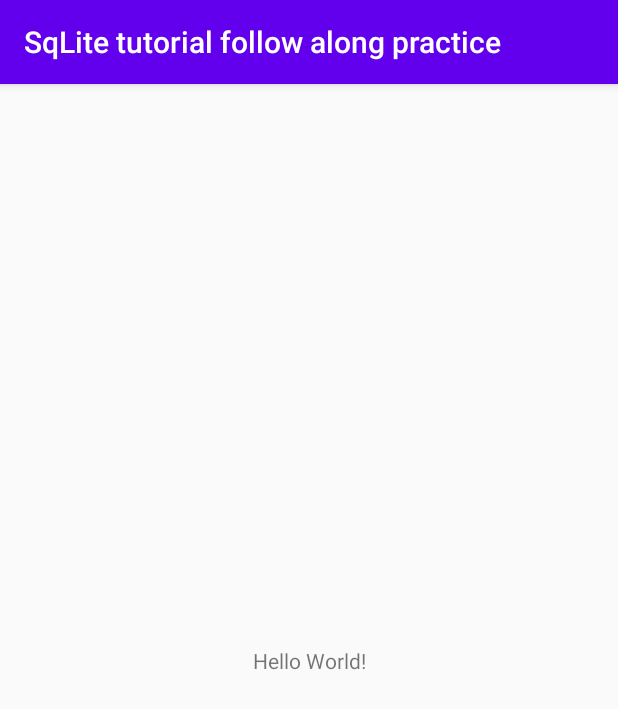
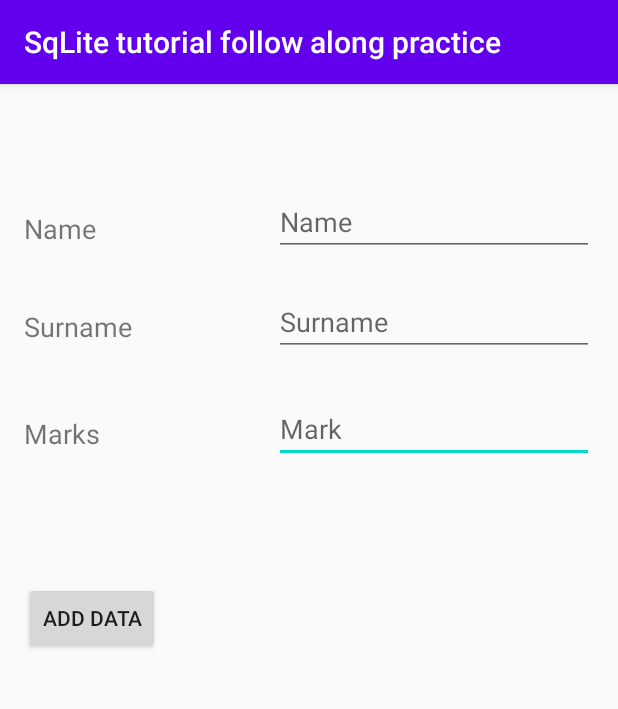
Before and after one commit to BaldeepDhaliwal/Android-sqlLite-tutorial-practice, an Android app: the screen it shows after launch (MainActivity), on a phone screen of 412 x 824 dp. Shown: the top 709 px of the screen. Run offline under Robolectric (Android 15) with nearby library versions, the phone set to English and light mode, and no system bars.

Commit message:
covered Inserting values into SQLite db

```diff
--- a/Desktop/cs/app/src/main/java/com/example/sqlitetutorialfollowalongpractice/DatabaseHelper.java
+++ b/Desktop/cs/app/src/main/java/com/example/sqlitetutorialfollowalongpractice/DatabaseHelper.java
@@ -1,35 +1,17 @@
 package com.example.sqlitetutorialfollowalongpractice;
 
+import android.content.ContentValues;
 import android.content.Context;
 import android.database.sqlite.SQLiteDatabase;
 import android.database.sqlite.SQLiteOpenHelper;
 
 import androidx.annotation.Nullable;
 
-
-///////////////Notes////////////////////////////
-
-//SQLiteOpenHelper is used to handle SQLite
-
-
-//db format
-//Table Name: Student.db
 //Fields: ID(pk), Name, Surname, Marks
 
-
-
-//////////////////////////////////////////////////
-
-//sqlLite db name not case sensetive.
 public class DatabaseHelper extends SQLiteOpenHelper {
-    //placeholder to hold db name
     public static final String DATABASE_NAME = " Student.db";
-    //place holder to hold table name
     public static final String TABLE_NAME = "Student_table";
-    //create placeholders to hold Column Names
-    /*
-    ie ID, Name, Surname, Marks
-    */
     public static final String COL_1 = "ID";
     public static final String COL_2 = "Name";
     public static final String COL_3 = "Surname";
@@ -38,21 +20,31 @@ public class DatabaseHelper extends SQLiteOpenHelper {
     //create db
     public DatabaseHelper(@Nullable Context context) {
         super(context, DatabaseHelper.DATABASE_NAME, null, 1);
-
     }
 
-    //Create tables
+    //Create table
     @Override
     public void onCreate(SQLiteDatabase sqLiteDatabase) {
-        //NOTE: SQLITE data types: NULL, INTEGER, REAL (FLOAT), TEXT, BLOB
-
-
-        //execute sql CREATE TABLE query
+        //execute sql query
         sqLiteDatabase.execSQL("CREATE TABLE " + DatabaseHelper.TABLE_NAME + " (ID INTEGER PRIMARY KEY AUTOINCREMENT, Name TEXT, Surname TEXT, Marks TEXT)");
     }
 
+    //
     @Override
     public void onUpgrade(SQLiteDatabase sqLiteDatabase, int i, int i1) {
+        sqLiteDatabase.execSQL("DROP TABLE IF EXISTS "+DatabaseHelper.TABLE_NAME);
+        onCreate(sqLiteDatabase);
+    }
 
+    //insert data into table
+    public boolean insertData(String name, String surname, String mark){
+        SQLiteDatabase db = this.getWritableDatabase();
+        ContentValues contentValues = new ContentValues();
+        contentValues.put("Name", name);
+        contentValues.put("Surname",surname);
+        contentValues.put("Marks",mark);
+        //db.execSQL("INSERT INTO "+ DatabaseHelper.TABLE_NAME+" (Name,Surname,Marks) VALUES ("+name+","+surname+","+mark+")");
+        long ret = db.insert(DatabaseHelper.TABLE_NAME, null, contentValues);
+        return ret != -1;
     }
 }
--- a/Desktop/cs/app/src/main/java/com/example/sqlitetutorialfollowalongpractice/MainActivity.java
+++ b/Desktop/cs/app/src/main/java/com/example/sqlitetutorialfollowalongpractice/MainActivity.java
@@ -2,14 +2,49 @@ package com.example.sqlitetutorialfollowalongpractice;
 
 import androidx.appcompat.app.AppCompatActivity;
 
+import android.database.sqlite.SQLiteDatabase;
 import android.os.Bundle;
+import android.view.View;
+import android.widget.Button;
+import android.widget.EditText;
+import android.widget.Toast;
 
 public class MainActivity extends AppCompatActivity {
-
+    DatabaseHelper db;
+    EditText name;
+    EditText surName;
+    EditText mark;
+    Button button;
     @Override
     protected void onCreate(Bundle savedInstanceState) {
         super.onCreate(savedInstanceState);
         setContentView(R.layout.activity_main);
+
+        // Create db
+        db = new DatabaseHelper(this);
+
+        //Make widgets
+        button = (Button) findViewById(R.id.addDataButton);
+        name = (EditText) findViewById(R.id.nameEditText);
+        surName = (EditText) findViewById(R.id.surnameEditText);
+        mark = (EditText) findViewById(R.id.marksEditBox);
+
+        //when button clicked get text values from editTexts and insert data into db.
+        button.setOnClickListener(new View.OnClickListener() {
+            @Override
+            public void onClick(View v) {
+                //insert Name, Surname, Mark tuple into db.
+               boolean isInserted =  db.insertData(name.getText().toString(), surName.getText().toString(),mark.getText().toString());
+
+               //Show message indicating tuple insertion success or failure
+               if (isInserted){
+                   Toast.makeText(MainActivity.this, "Data Inserted", Toast.LENGTH_LONG).show();
+               }
+               else{
+                   Toast.makeText(MainActivity.this,"Data insertion failed", Toast.LENGTH_LONG).show();
+               }
+            }
+        });
     }
 
 
--- a/Desktop/cs/app/src/main/res/layout/activity_main.xml
+++ b/Desktop/cs/app/src/main/res/layout/activity_main.xml
@@ -2,17 +2,97 @@
 <androidx.constraintlayout.widget.ConstraintLayout xmlns:android="http://schemas.android.com/apk/res/android"
     xmlns:app="http://schemas.android.com/apk/res-auto"
     xmlns:tools="http://schemas.android.com/tools"
+    android:id="@+id/constraintLayout"
     android:layout_width="match_parent"
     android:layout_height="match_parent"
     tools:context=".MainActivity">
 
-    <TextView
+    <EditText
+        android:id="@+id/marksEditBox"
         android:layout_width="wrap_content"
         android:layout_height="wrap_content"
-        android:text="Hello World!"
+        android:ems="10"
+        android:hint="Mark"
+        android:inputType="textPersonName"
         app:layout_constraintBottom_toBottomOf="parent"
-        app:layout_constraintLeft_toLeftOf="parent"
-        app:layout_constraintRight_toRightOf="parent"
-        app:layout_constraintTop_toTopOf="parent" />
+        app:layout_constraintEnd_toEndOf="parent"
+        app:layout_constraintHorizontal_bias="0.919"
+        app:layout_constraintStart_toStartOf="parent"
+        app:layout_constraintTop_toTopOf="parent"
+        app:layout_constraintVertical_bias="0.287" />
 
+    <EditText
+        android:id="@+id/nameEditText"
+        android:layout_width="wrap_content"
+        android:layout_height="wrap_content"
+        android:ems="10"
+        android:hint="Name"
+        android:inputType="textPersonName"
+        app:layout_constraintBottom_toBottomOf="parent"
+        app:layout_constraintEnd_toEndOf="parent"
+        app:layout_constraintHorizontal_bias="0.919"
+        app:layout_constraintStart_toStartOf="parent"
+        app:layout_constraintTop_toTopOf="parent"
+        app:layout_constraintVertical_bias="0.096" />
+
+    <EditText
+        android:id="@+id/surnameEditText"
+        android:layout_width="wrap_content"
+        android:layout_height="wrap_content"
+        android:ems="10"
+        android:hint="Surname"
+        android:inputType="textPersonName"
+        app:layout_constraintBottom_toBottomOf="parent"
+        app:layout_constraintEnd_toEndOf="parent"
+        app:layout_constraintHorizontal_bias="0.919"
+        app:layout_constraintStart_toStartOf="parent"
+        app:layout_constraintTop_toTopOf="parent"
+        app:layout_constraintVertical_bias="0.188" />
+
+    <TextView
+        android:id="@+id/nameTextView"
+        android:layout_width="124dp"
+        android:layout_height="31dp"
+        android:layout_marginStart="16dp"
+        android:text="Name"
+        android:textSize="18sp"
+        app:layout_constraintBottom_toBottomOf="parent"
+        app:layout_constraintStart_toStartOf="parent"
+        app:layout_constraintTop_toTopOf="parent"
+        app:layout_constraintVertical_bias="0.114" />
+
+    <TextView
+        android:id="@+id/surnameTextView"
+        android:layout_width="122dp"
+        android:layout_height="32dp"
+        android:layout_marginStart="16dp"
+        android:text="Surname"
+        android:textSize="18sp"
+        app:layout_constraintBottom_toBottomOf="parent"
+        app:layout_constraintStart_toStartOf="parent"
+        app:layout_constraintTop_toTopOf="parent"
+        app:layout_constraintVertical_bias="0.203" />
+
+    <TextView
+        android:id="@+id/marksTextView"
+        android:layout_width="120dp"
+        android:layout_height="32dp"
+        android:text="Marks"
+        android:textSize="18sp"
+        app:layout_constraintBottom_toBottomOf="parent"
+        app:layout_constraintEnd_toEndOf="parent"
+        app:layout_constraintHorizontal_bias="0.054"
+        app:layout_constraintStart_toStartOf="parent"
+        app:layout_constraintTop_toTopOf="parent"
+        app:layout_constraintVertical_bias="0.3" />
+
+    <Button
+        android:id="@+id/addDataButton"
+        android:layout_width="wrap_content"
+        android:layout_height="wrap_content"
+        android:layout_marginStart="16dp"
+        android:layout_marginBottom="388dp"
+        android:text="Add Data"
+        app:layout_constraintBottom_toBottomOf="parent"
+        app:layout_constraintStart_toStartOf="parent" />
 </androidx.constraintlayout.widget.ConstraintLayout>
```
